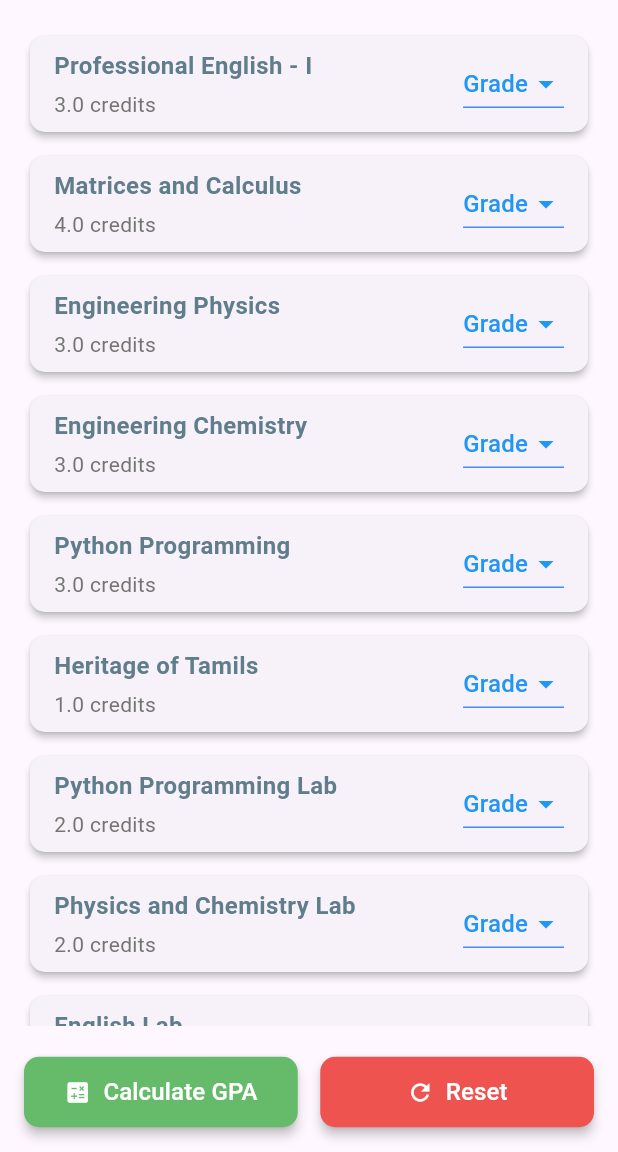
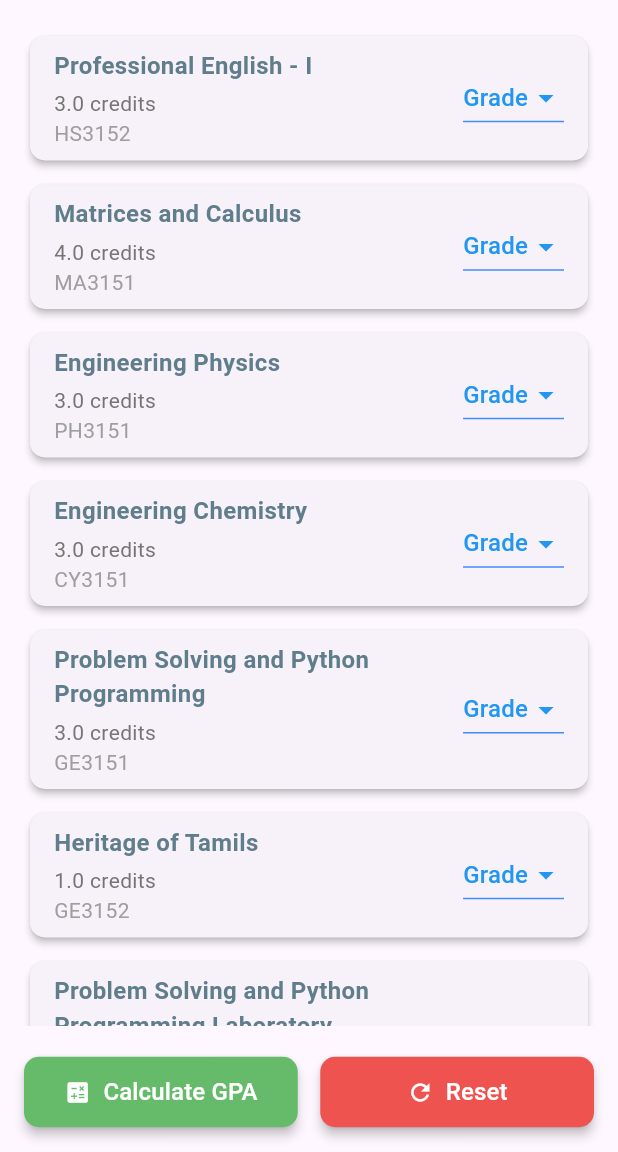
Before and after one commit to sanjayrameshr/All_Dept_Calculator, a Flutter app: the screen it shows after launch, after a tap on an icon or button, on a phone screen of 412 x 824 dp, the part 84-1236 px from its top. Run offline on Flutter 3.47's test engine with Material 3 defaults, Android fonts, the light colour scheme and no system bars.

Commit message:
Enhance GPA calculation functionality: add subject codes, update semester data structure, and improve UI layout

```diff
--- a/lib/Pages/gpa_page.dart
+++ b/lib/Pages/gpa_page.dart
@@ -78,6 +78,7 @@ class _GpaCalculatorPageState extends State<GpaCalculatorPage> {
                               children: [
                                 Text(
                                   subject.name,
+
                                   style: const TextStyle(
                                       fontSize: 16,
                                       fontWeight: FontWeight.w600,
@@ -88,6 +89,11 @@ class _GpaCalculatorPageState extends State<GpaCalculatorPage> {
                                   '${subject.credit} credits',
                                   style: TextStyle(
                                       fontSize: 14, color: Colors.grey[600]),
+                                ),
+                                Text(
+                                  subject.code,
+                                  style: const TextStyle(
+                                      fontSize: 14, color: Colors.grey),
                                 ),
                               ],
                             ),
--- a/lib/Pages/home.dart
+++ b/lib/Pages/home.dart
@@ -2,6 +2,7 @@ import 'package:flutter/material.dart';
 import 'cgpa_page.dart';
 import 'semester_page.dart';
 import '../data/semester_details.dart';
+
 
 // Enum to represent the eight semesters
 enum Semester { One, Two, Three, Four, Five, Six, Seven, Eight }
@@ -11,6 +12,10 @@ class HomePage extends StatelessWidget {
 
   @override
   Widget build(BuildContext context) {
+    // I Initialize the semester data to be reduce the use of constructor
+    // and to avoid passing data through constructors.
+    final semData = SemData();
+
     return Scaffold(
       appBar: AppBar(
         title: const Text(
@@ -18,36 +23,37 @@ class HomePage extends StatelessWidget {
           style: TextStyle(fontWeight: FontWeight.bold),
         ),
         centerTitle: true,
-        backgroundColor: Theme.of(context).primaryColor, // Uses the primary color from main.dart's theme
-        foregroundColor: Colors.white, // Ensures text is white for contrast
+        backgroundColor: Theme.of(context).primaryColor,
+        foregroundColor: Colors.white,
       ),
       body: ListView(
-        padding: const EdgeInsets.all(16.0), // Padding around the entire list
+        padding: const EdgeInsets.all(16.0),
         children: [
           const Text(
             'Select Semester:',
             style: TextStyle(
               fontSize: 22,
               fontWeight: FontWeight.bold,
-              color: Colors.deepPurple, // Custom color for this heading
+              color: Colors.deepPurple,
             ),
           ),
-          const SizedBox(height: 10), // Space after the heading
+          const SizedBox(height: 10),
 
-          // Loop through all semesters to create a card for each
+// Loops for each semester to create a card
+
           for (int i = 1; i <= Semester.values.length; i++)
             Padding(
-              padding: const EdgeInsets.symmetric(vertical: 8.0), // Vertical padding between cards
+              padding: const EdgeInsets.symmetric(vertical: 8.0),
               child: Card(
-                elevation: 4, // Adds a shadow effect to the card
+                elevation: 4,
                 shape: RoundedRectangleBorder(
-                  borderRadius: BorderRadius.circular(12), // Rounded corners for the card
+                  borderRadius: BorderRadius.circular(12),
                 ),
                 child: ListTile(
                   contentPadding: const EdgeInsets.symmetric(
-                      horizontal: 20, vertical: 10), // Padding inside the ListTile
+                      horizontal: 20, vertical: 10),
                   leading: _getSemesterIcon(
-                      Semester.values[i - 1]), // Dynamic icon based on semester
+                      Semester.values[i - 1]),
                   title: Text(
                     'Semester ${Semester.values[i - 1].name}',
                     style: const TextStyle(
@@ -56,19 +62,21 @@ class HomePage extends StatelessWidget {
                     ),
                   ),
                   trailing: const Icon(
-                    Icons.arrow_forward_ios, // Arrow icon on the right
+                    Icons.arrow_forward_ios,
                     color: Colors.grey,
                     size: 20,
                   ),
                   onTap: () {
-                    // Navigation logic based on the selected semester
+
+          // Here i used Navigate to the SemesterPage with the corresponding subjects
+
                     switch (Semester.values[i - 1]) {
                       case Semester.One:
                         Navigator.push(
                           context,
                           MaterialPageRoute(
                             builder: (context) => SemesterPage(
-                              subjects: SemData().sem1Subjects, // Fetch subjects for Semester 1
+                              subjects: semData.sem1Subjects,
                               title: "Semester 1 GPA Calculator",
                             ),
                           ),
@@ -79,7 +87,7 @@ class HomePage extends StatelessWidget {
                           context,
                           MaterialPageRoute(
                             builder: (context) => SemesterPage(
-                              subjects: SemData().sem2Subjects, // Fetch subjects for Semester 2
+                              subjects: semData.sem2Subjects,
                               title: "Semester 2 GPA Calculator",
                             ),
                           ),
@@ -90,7 +98,7 @@ class HomePage extends StatelessWidget {
                           context,
                           MaterialPageRoute(
                             builder: (context) => SemesterPage(
-                              subjects: SemData().sem3Subjects, // Fetch subjects for Semester 3
+                              subjects: semData.sem3Subjects,
                               title: "Semester 3 GPA Calculator",
                             ),
                           ),
@@ -101,7 +109,7 @@ class HomePage extends StatelessWidget {
                           context,
                           MaterialPageRoute(
                             builder: (context) => SemesterPage(
-                              subjects: SemData().sem4Subjects, // Fetch subjects for Semester 4
+                              subjects: semData.sem4Subjects,
                               title: "Semester 4 GPA Calculator",
                             ),
                           ),
@@ -112,7 +120,7 @@ class HomePage extends StatelessWidget {
                           context,
                           MaterialPageRoute(
                             builder: (context) => SemesterPage(
-                              subjects: SemData().sem5Subjects, // Fetch subjects for Semester 5
+                              subjects: semData.sem5Subjects,
                               title: "Semester 5 GPA Calculator",
                             ),
                           ),
@@ -123,7 +131,7 @@ class HomePage extends StatelessWidget {
                           context,
                           MaterialPageRoute(
                             builder: (context) => SemesterPage(
-                              subjects: SemData().sem6Subjects, // Fetch subjects for Semester 6
+                              subjects: semData.sem6Subjects,
                               title: "Semester 6 GPA Calculator",
                             ),
                           ),
@@ -134,7 +142,7 @@ class HomePage extends StatelessWidget {
                           context,
                           MaterialPageRoute(
                             builder: (context) => SemesterPage(
-                              subjects: SemData().sem7Subjects, // Fetch subjects for Semester 7
+                              subjects: semData.sem7Subjects,
                               title: "Semester 7 GPA Calculator",
                             ),
                           ),
@@ -145,7 +153,7 @@ class HomePage extends StatelessWidget {
                           context,
                           MaterialPageRoute(
                             builder: (context) => SemesterPage(
-                              subjects: SemData().sem8Subjects, // Fetch subjects for Semester 8
+                              subjects: semData.sem8Subjects,
                               title: "Semester 8 GPA Calculator",
                             ),
                           ),
@@ -156,37 +164,39 @@ class HomePage extends StatelessWidget {
                 ),
               ),
             ),
-          const SizedBox(height: 30), // More space before the CGPA button
-          const Divider(thickness: 2, height: 40), // A prominent divider
+          const SizedBox(height: 30),
+          const Divider(thickness: 2, height: 40),
           ElevatedButton.icon(
             onPressed: () {
-              // Navigate to the CGPA Calculator page
+
+    // Navigate to the CGPA Calculator Page
+              // This button is used to calculate the overall CGPA
+
               Navigator.push(
                 context,
                 MaterialPageRoute(builder: (context) => CgpaCalculatorPage()),
               );
             },
-            icon: const Icon(Icons.calculate, size: 28), // Calculator icon
+            icon: const Icon(Icons.calculate, size: 28),
             label: const Text(
               'Calculate Overall CGPA',
               style: TextStyle(fontSize: 20, fontWeight: FontWeight.bold),
             ),
             style: ElevatedButton.styleFrom(
-              minimumSize: const Size.fromHeight(60), // Makes the button taller
-              backgroundColor: Colors.green, // Distinct background color for the button
-              foregroundColor: Colors.white, // Text color for the button
+              minimumSize: const Size.fromHeight(60),
+              backgroundColor: Colors.green,
+              foregroundColor: Colors.white,
               shape: RoundedRectangleBorder(
-                borderRadius: BorderRadius.circular(12), // Rounded corners for the button
+                borderRadius: BorderRadius.circular(12),
               ),
-              elevation: 5, // Shadow for the button
+              elevation: 5,
             ),
           ),
         ],
       ),
     );
   }
-
-  // Helper function to return a specific icon for each semester
+// Helper function to return a specific icon for each semester
   Icon _getSemesterIcon(Semester semester) {
     switch (semester) {
       case Semester.One:
--- a/lib/Pages/semester_page.dart
+++ b/lib/Pages/semester_page.dart
@@ -6,10 +6,10 @@ class SemesterPage extends StatelessWidget {
   final List<Subject> subjects;
   final String title;
 
-  SemesterPage({required this.subjects, required this.title});
+  SemesterPage({ required this.subjects, required this.title });
 
   @override
   Widget build(BuildContext context) {
-    return GpaCalculatorPage(subjects: subjects, title: title);
+    return GpaCalculatorPage( subjects: subjects, title: title);
   }
 }
--- a/lib/data/semester_details.dart
+++ b/lib/data/semester_details.dart
@@ -1,75 +1,88 @@
 import '../data/subject.dart';
+
 class SemData {
   final List<Subject> sem1Subjects = [
-    Subject(name: 'Professional English - I', credit: 3),
-    Subject(name: 'Matrices and Calculus', credit: 4),
-    Subject(name: 'Engineering Physics', credit: 3),
-    Subject(name: 'Engineering Chemistry', credit: 3),
-    Subject(name: 'Python Programming', credit: 3),
-    Subject(name: 'Heritage of Tamils', credit: 1),
-    Subject(name: 'Python Programming Lab', credit: 2),
-    Subject(name: 'Physics and Chemistry Lab', credit: 2),
-    Subject(name: 'English Lab', credit: 1),
+    Subject(code: 'HS3152', name: 'Professional English - I', credit: 3.0),
+    Subject(code: 'MA3151', name: 'Matrices and Calculus', credit: 4.0),
+    Subject(code: 'PH3151', name: 'Engineering Physics', credit: 3.0),
+    Subject(code: 'CY3151', name: 'Engineering Chemistry', credit: 3.0),
+    Subject(code: 'GE3151', name: 'Problem Solving and Python Programming', credit: 3.0),
+    Subject(code: 'GE3152', name: 'Heritage of Tamils', credit: 1.0),
+    Subject(code: 'GE3171', name: 'Problem Solving and Python Programming Laboratory', credit: 2.0),
+    Subject(code: 'BS3171', name: 'Physics and Chemistry Laboratory', credit: 2.0),
+    Subject(code: 'GE3172', name: 'English Laboratory', credit: 1.0),
   ];
+
   final List<Subject> sem2Subjects = [
-  Subject(name: "Professional English - II", credit: 2),
-  Subject(name: "Statistics and Numerical Methods", credit: 4),
-  Subject(name: "Physics for Electronics Engineering", credit: 3),
-  Subject(name: "Electrical and Instrumentation Engineering", credit: 3),
-  Subject(name: "Engineering Graphics", credit: 4),
-  Subject(name: "Circuit Analysis", credit: 4),
-  Subject(name: "Tamils and Technology", credit: 1),
-  Subject(name: "Engineering Practices Lab", credit: 2),
-  Subject(name: "Circuit Analysis Lab", credit: 1),
-  Subject(name: "Communication Lab", credit: 2),
+    Subject(code: 'HS3252', name: 'Professional English - II', credit: 2.0),
+    Subject(code: 'MA3251', name: 'Statistics and Numerical Methods', credit: 4.0),
+    Subject(code: 'PH3254', name: 'Physics for Electronics Engineering', credit: 3.0),
+    Subject(code: 'BE3254', name: 'Electrical and Instrumentation Engineering', credit: 3.0),
+    Subject(code: 'GE3251', name: 'Engineering Graphics', credit: 4.0),
+    Subject(code: 'EC3251', name: 'Circuit Analysis', credit: 4.0),
+    Subject(code: 'GE3252', name: 'Tamils and Technology', credit: 1.0),
+    Subject(code: 'GE3271', name: 'Engineering Practices Laboratory', credit: 2.0),
+    Subject(code: 'EC3271', name: 'Circuits Analysis Laboratory', credit: 1.0),
+    Subject(code: 'GE3272', name: 'Communication Laboratory / Foreign Language', credit: 2.0),
+    // Note: NCC Credit Course is optional and not included in CGPA
   ];
+
   final List<Subject> sem3Subjects = [
-  Subject(name: "Random Processes and Linear Algebra", credit: 4),
-  Subject(name: "C Programming and Data Structures", credit: 3),
-  Subject(name: "Signals and Systems", credit: 4),
-  Subject(name: "Electronic Devices and Circuits", credit: 3),
-  Subject(name: "Control Systems", credit: 3),
-  Subject(name: "Digital Systems Design", credit: 4),
-  Subject(name: "Electronic Devices and Circuits Lab", credit: 1.5),
-  Subject(name: "C Programming and DS Lab", credit: 1.5),
-  Subject(name: "Professional Development", credit: 1),
+    Subject(code: 'MA3355', name: 'Random Processes and Linear Algebra', credit: 4.0),
+    Subject(code: 'CS3353', name: 'C Programming and Data Structures', credit: 3.0),
+    Subject(code: 'EC3354', name: 'Signals and Systems', credit: 4.0),
+    Subject(code: 'EC3353', name: 'Electronic Devices and Circuits', credit: 3.0),
+    Subject(code: 'EC3351', name: 'Control Systems', credit: 3.0),
+    Subject(code: 'EC3352', name: 'Digital Systems Design', credit: 4.0),
+    Subject(code: 'EC3361', name: 'Electronic Devices and Circuits Laboratory', credit: 1.5),
+    Subject(code: 'CS3362', name: 'C Programming and Data Structures Laboratory', credit: 1.5),
+    Subject(code: 'GE3361', name: 'Professional Development', credit: 1.0),
   ];
+
   final List<Subject> sem4Subjects = [
-      Subject(name: 'Electromagnetic Fields', credit: 3),
-      Subject(name: 'Networks and Security', credit: 4),
-      Subject(name: 'Linear Integrated Circuits', credit: 3),
-      Subject(name: 'Digital Signal Processing', credit: 4),
-      Subject(name: 'Communication Systems', credit: 3),
-      Subject(name: 'Environmental Science and Sustainability', credit: 2),
-      Subject(name: 'Communication Systems Lab', credit: 1.5),
-      Subject(name: 'Linear Integrated Circuits Lab', credit: 1.5),
+    Subject(code: 'EC3452', name: 'Electromagnetic Fields', credit: 3.0),
+    Subject(code: 'EC3401', name: 'Networks and Security', credit: 4.0),
+    Subject(code: 'EC3451', name: 'Linear Integrated Circuits', credit: 3.0),
+    Subject(code: 'EC3492', name: 'Digital Signal Processing', credit: 4.0),
+    Subject(code: 'EC3491', name: 'Communication Systems', credit: 3.0),
+    Subject(code: 'GE3451', name: 'Environmental Sciences and Sustainability', credit: 2.0),
+    Subject(code: 'EC3461', name: 'Communication Systems Laboratory', credit: 1.5),
+    Subject(code: 'EC3462', name: 'Linear Integrated Circuits Laboratory', credit: 1.5),
+     // Note: NCC Credit Course is optional and not included in CGPA
   ];
+
   final List<Subject> sem5Subjects = [
-      Subject(name: 'Wireless Communication', credit: 4),
-      Subject(name: 'VLSI and Chip Design', credit: 3),
-      Subject(name: 'Transmission Lines and RF Systems', credit: 3),
-      Subject(name: 'Professional Elective I', credit: 3),
-      Subject(name: 'Professional Elective II', credit: 3),
-      Subject(name: 'Professional Elective III', credit: 3),
-      Subject(name: 'VLSI Laboratory', credit: 2),
+    Subject(code: 'EC3501', name: 'Wireless Communication', credit: 4.0),
+    Subject(code: 'EC3552', name: 'VLSI and Chip Design', credit: 3.0),
+    Subject(code: 'EC3551', name: 'Transmission lines and RF Systems', credit: 3.0),
+    Subject(code: 'PEC', name: 'Professional Elective I', credit: 3.0),
+    Subject(code: 'PEC', name: 'Professional Elective II', credit: 3.0),
+    Subject(code: 'PEC', name: 'Professional Elective III', credit: 3.0),
+    Subject(code: 'EC3561', name: 'VLSI Laboratory', credit: 2.0),
+    // Note: Mandatory Course-I is a non-credit course.
   ];
+
   final List<Subject> sem6Subjects = [
-      Subject(name: 'Embedded Systems and IoT Design', credit: 4),
-      Subject(name: 'Artificial Intelligence and Machine Learning', credit: 4),
-      Subject(name: 'Open Elective I', credit: 3),
-      Subject(name: 'Professional Elective IV', credit: 3),
-      Subject(name: 'Professional Elective V', credit: 3),
-      Subject(name: 'Professional Elective VI', credit: 3),
+    Subject(code: 'ET3491', name: 'Embedded Systems and IOT Design', credit: 4.0),
+    Subject(code: 'CS3491', name: 'Artificial Intelligence and Machine Learning', credit: 4.0),
+    Subject(code: 'OEC', name: 'Open Elective- I', credit: 3.0),
+    Subject(code: 'PEC', name: 'Professional Elective IV', credit: 3.0),
+    Subject(code: 'PEC', name: 'Professional Elective V', credit: 3.0),
+    Subject(code: 'PEC', name: 'Professional Elective VI', credit: 3.0),
+    // Note: Mandatory Course-II is a non-credit course.
+    // Note: NCC Credit Course is optional and not included in CGPA
   ];
+
   final List<Subject> sem7Subjects = [
-      Subject(name: 'Human Values and Ethics', credit: 2),
-      Subject(name: 'Management Elective', credit: 3),
-      Subject(name: 'Open Elective II', credit: 3),
-      Subject(name: 'Open Elective III', credit: 3),
-      Subject(name: 'Open Elective IV', credit: 3),
-      Subject(name: 'Summer Internship', credit: 2),
+    Subject(code: 'GE3791', name: 'Human Values and Ethics', credit: 2.0),
+    Subject(code: 'HSMC', name: 'Elective - Management', credit: 3.0),
+    Subject(code: 'OEC', name: 'Open Elective - II', credit: 3.0),
+    Subject(code: 'OEC', name: 'Open Elective - III', credit: 3.0),
+    Subject(code: 'OEC', name: 'Open Elective - IV', credit: 3.0),
+    Subject(code: 'EC3711', name: 'Summer internship', credit: 2.0),
   ];
+
   final List<Subject> sem8Subjects = [
-      Subject(name: 'Project Work', credit: 10),
+    Subject(code: 'EC3811', name: 'Project Work / Internship', credit: 10.0),
   ];
 }
--- a/lib/data/subject.dart
+++ b/lib/data/subject.dart
@@ -1,9 +1,11 @@
 class Subject {
+  final String code;
   final String name;
   final double credit;
   String grade = '';
 
 Subject({
+    required this.code,
     required this.name,
     required this.credit,
     this.grade = '',
```
Lines whose indentation alone changed are shown as unchanged.
